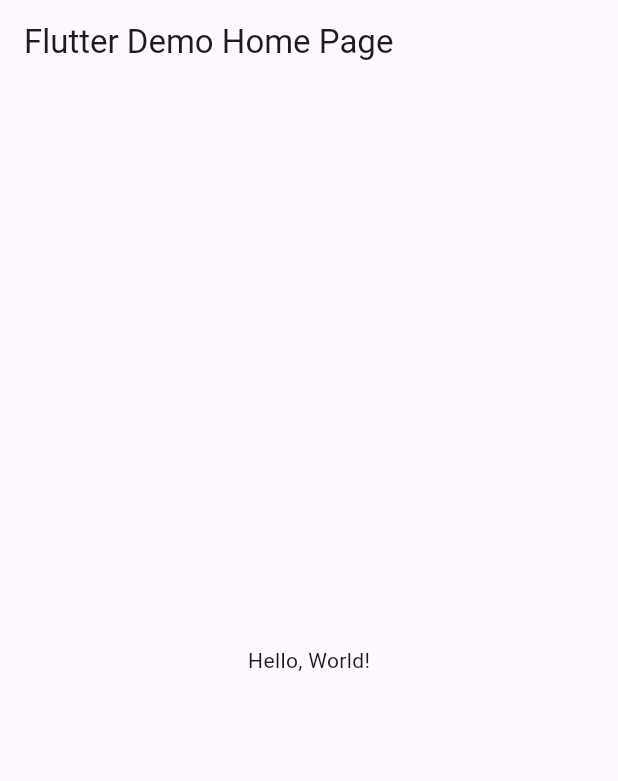
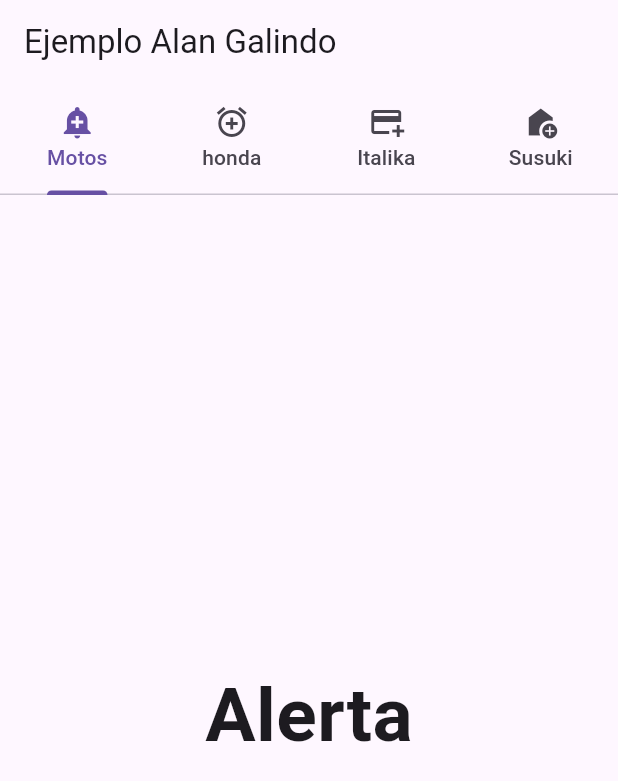
Before and after one commit to Alangalindo1/Ej_TabBar-6j, a Flutter app: the screen it shows after launch, on a phone screen of 412 x 824 dp. Shown: the top 781 px of the screen. Run offline on Flutter 3.47's test engine with Material 3 defaults, Android fonts, the phone set to English and light mode, and no system bars.

Commit message:
ej-tabbar-6j

```diff
--- a/lib/main.dart
+++ b/lib/main.dart
@@ -1,41 +1,86 @@
 import 'package:flutter/material.dart';
 
-void main() => runApp(MyApp());
+void main() => runApp(AppTabBar());
 
-class MyApp extends StatelessWidget {
-  const MyApp({super.key});
-  // This widget is the root of your application.
+class AppTabBar extends StatelessWidget {
+  const AppTabBar({Key? key}) : super(key: key);
+
   @override
   Widget build(BuildContext context) {
     return MaterialApp(
-      // Application name
-      title: 'Flutter Hello World',
-      // Application theme data, you can set the colors for the application as
-      // you want
+      debugShowCheckedModeBanner: false,
+      title: "Ejemplo TabBar",
       theme: ThemeData(
-        // useMaterial3: true,
-        primarySwatch: Colors.blue,
+        primarySwatch: Colors.red,
       ),
-      // A widget which will be started on application startup
-      home: MyHomePage(title: 'Flutter Demo Home Page'),
+      home: PaginaInicial(),
     );
   }
 }
 
-class MyHomePage extends StatelessWidget {
-  final String title;
-  const MyHomePage({super.key, required this.title});
+class PaginaInicial extends StatefulWidget {
+  const PaginaInicial({Key? key}) : super(key: key);
 
   @override
+  State<PaginaInicial> createState() => _PaginaInicialState();
+}
+
+class _PaginaInicialState extends State<PaginaInicial> {
+  @override
   Widget build(BuildContext context) {
-    return Scaffold(
-      appBar: AppBar(
-        // The title text which will be shown on the action bar
-        title: Text(title),
-      ),
-      body: Center(
-        child: Text(
-          'Hello, World!',
+    return DefaultTabController(
+      length: 4,
+      child: Scaffold(
+        appBar: AppBar(
+          title: Text("Ejemplo Alan Galindo"),
+          bottom: TabBar(tabs: [
+            Tab(
+              text: "Motos",
+              icon: Icon(Icons.add_alert),
+            ),
+            Tab(
+              text: "honda",
+              icon: Icon(Icons.add_alarm),
+            ),
+            Tab(
+              text: "Italika",
+              icon: Icon(Icons.add_card),
+            ),
+            Tab(
+              text: "Susuki",
+              icon: Icon(Icons.add_home),
+            )
+          ]
+              //textoicon
+              ),
+        ),
+        body: TabBarView(
+          children: const <Widget>[
+            Center(
+              child: Text(
+                "Alerta",
+                style: TextStyle(fontWeight: FontWeight.bold, fontSize: 50),
+              ),
+            ),
+            Center(
+              child: Text(
+                "opcion2",
+                style: TextStyle(fontWeight: FontWeight.bold, fontSize: 50),
+              ),
+            ),
+            Center(
+              child: Text(
+                "opcion3",
+                style: TextStyle(fontWeight: FontWeight.bold, fontSize: 50),
+              ),
+            ),
+            Center(
+              child: Text(
+                "opcion4",
+                style: TextStyle(fontWeight: FontWeight.bold, fontSize: 50),
+              ),
+            )
+          ],
         ),
       ),
     );
```
